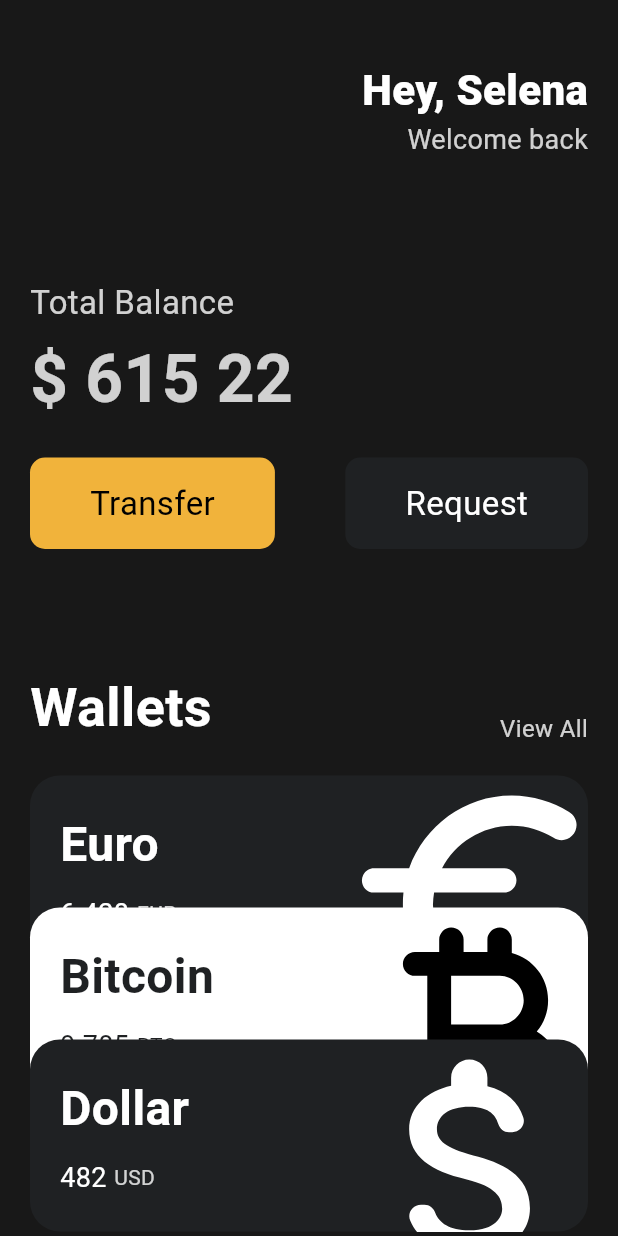
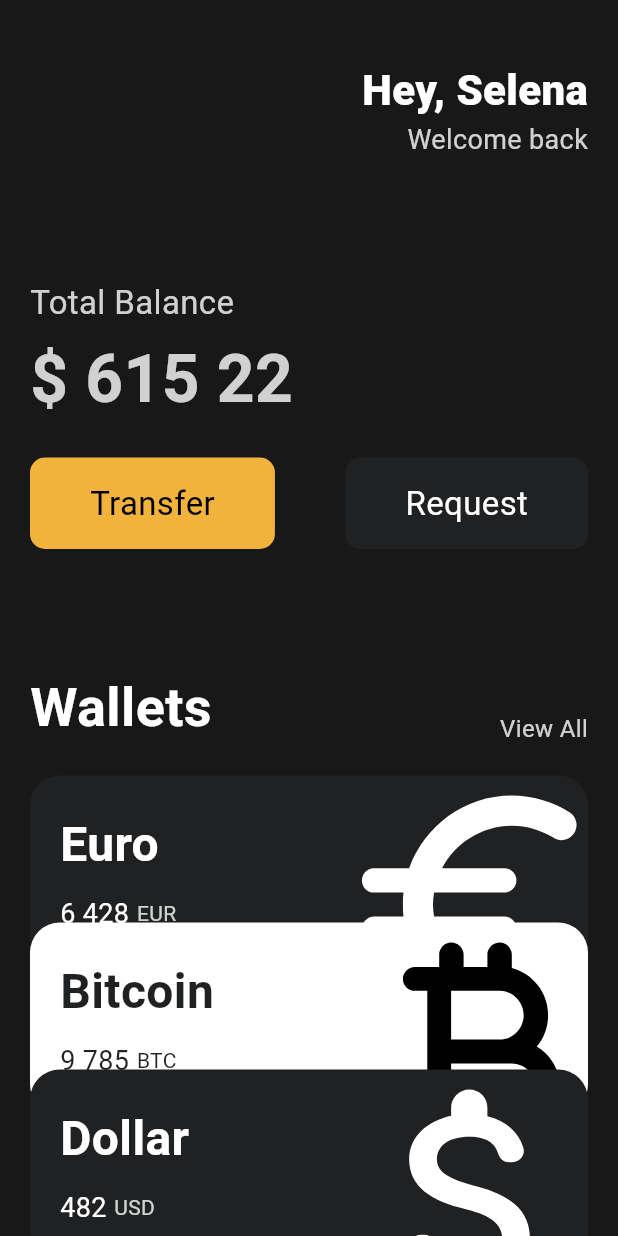
Before and after one commit to GangOn0215/study, a Flutter app: the screen it shows after launch, on a phone screen of 412 x 824 dp. Run offline on Flutter 3.47's test engine with Material 3 defaults, Android fonts, the phone set to English and light mode, and no system bars.

Commit message:
Flutter #3.9 Code Challenge

```diff
--- a/Mobile/Flutter/a02_ui_challenge/lib/main.dart
+++ b/Mobile/Flutter/a02_ui_challenge/lib/main.dart
@@ -126,25 +126,21 @@ class App extends StatelessWidget {
                   icon: Icons.euro_rounded,
                   isInverted: false,
                 ),
-                Transform.translate(
-                  offset: const Offset(0, -40),
-                  child: const CurrencyCard(
+                const CurrencyCard(
+                  offset: Offset(0, -30),
                   name: 'Bitcoin',
                   code: 'BTC',
                   amount: '9 785',
                   icon: Icons.currency_bitcoin_rounded,
                   isInverted: true,
                 ),
-                ),
-                Transform.translate(
-                  offset: const Offset(0, -80),
-                  child: const CurrencyCard(
+                const CurrencyCard(
+                  offset: Offset(0, -60),
                   name: 'Dollar',
                   code: 'USD',
                   amount: '482',
                   icon: Icons.attach_money_rounded,
                   isInverted: false,
-                  ),
                 ),
               ],
             ),
--- a/Mobile/Flutter/a02_ui_challenge/lib/widgets/currency_card.dart
+++ b/Mobile/Flutter/a02_ui_challenge/lib/widgets/currency_card.dart
@@ -4,6 +4,7 @@ class CurrencyCard extends StatelessWidget {
   final String name, code, amount;
   final IconData icon;
   final bool isInverted;
+  final Offset offset;
 
   final _blackColor = const Color(0XFF1F2123);
 
@@ -14,11 +15,14 @@ class CurrencyCard extends StatelessWidget {
     required this.amount,
     required this.icon,
     required this.isInverted,
+    this.offset = const Offset(0, 0),
   });
 
   @override
   Widget build(BuildContext context) {
-    return Container(
+    return Transform.translate(
+      offset: offset,
+      child: Container(
         clipBehavior: Clip.hardEdge,
         decoration: BoxDecoration(
           color: isInverted ? Colors.white : _blackColor,
@@ -81,6 +85,7 @@ class CurrencyCard extends StatelessWidget {
             ],
           ),
         ),
+      ),
     );
   }
 }
```
Lines whose indentation alone changed are shown as unchanged.
